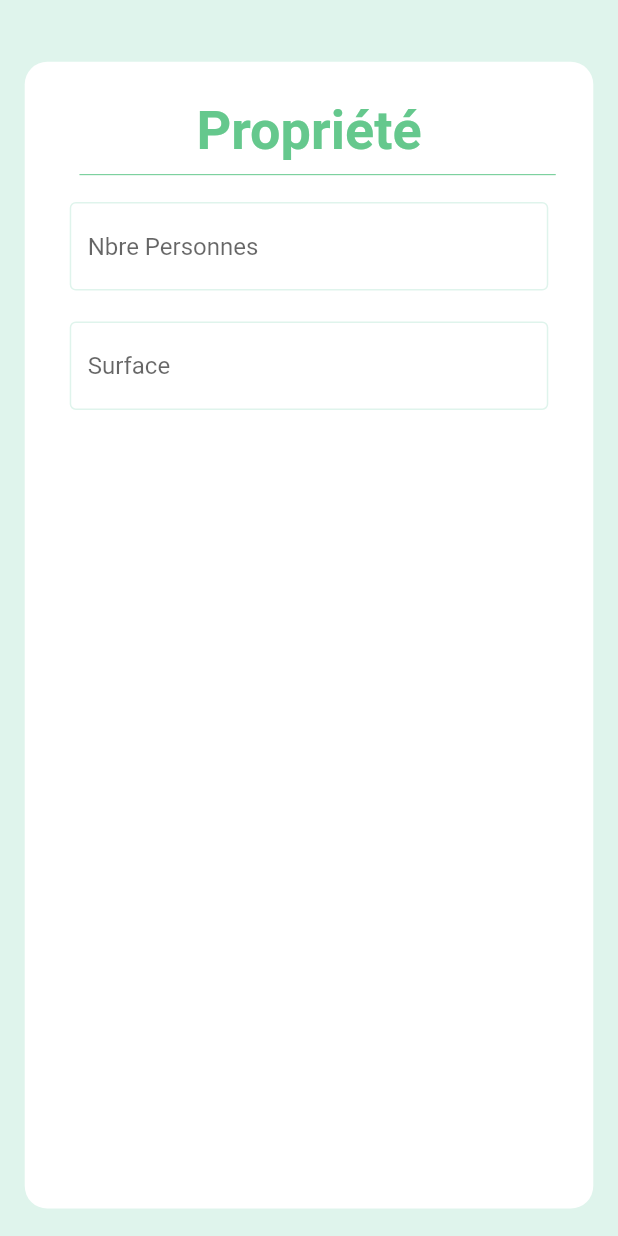
After one commit to jimmy-khalifa/raskel-platform, a Flutter app: the PropertiesForm screen opened directly, on a phone screen of 412 x 824 dp. The commit adds this screen. Run offline on Flutter 3.47's test engine with Material 2 defaults, Android fonts, the light colour scheme and no system bars; our stand-ins replace animated_text_kit, badges, carousel_slider, flutter_feather_icons, form_field_validator, google_fonts and 4 more; missing offline and left inert: flutter_polyline_points; network calls fail; Roboto replaces fonts that are missing (Tajawal); project files that could hold a hidden picture were left out.

Commit message:
properties form

```diff
--- /dev/null
+++ b/iraskel_mobile/lib/components/atoms/numinput.dart
@@ -0,0 +1,40 @@
+import 'package:flutter/material.dart';
+import 'package:flutter/services.dart';
+
+class NumInput extends StatefulWidget {
+  final String hinttext;
+  final Function setter;
+  const NumInput({Key? key, required this.hinttext, required this.setter})
+      : super(key: key);
+
+  @override
+  _NumInputState createState() => _NumInputState();
+}
+
+class _NumInputState extends State<NumInput> {
+  @override
+  Widget build(BuildContext context) {
+    return TextField(
+      //controller: myController,
+      keyboardType: TextInputType.number,
+      inputFormatters: [
+        FilteringTextInputFormatter.digitsOnly,
+      ],
+      onChanged: (text) {
+        widget.setter(text);
+      },
+      cursorColor: const Color(0xFFDFF4EC),
+      decoration: InputDecoration(
+        focusedBorder: const OutlineInputBorder(
+          borderSide: BorderSide(color: Color(0xFF65C88D)),
+        ),
+        enabledBorder: const OutlineInputBorder(
+          borderSide: BorderSide(color: Color(0xFFDFF4EC)),
+        ),
+        hintText: widget.hinttext,
+        filled: true,
+        fillColor: Colors.white,
+      ),
+    );
+  }
+}
--- a/iraskel_mobile/lib/components/templates/addressform.dart
+++ b/iraskel_mobile/lib/components/templates/addressform.dart
@@ -5,6 +5,7 @@ import 'package:iraskel_mobile/components/atoms/_custominput.dart';
 import 'package:iraskel_mobile/components/atoms/_dropdowninputdecorator.dart';
 import 'package:iraskel_mobile/components/atoms/_spacing.dart';
 import 'package:iraskel_mobile/components/atoms/multilineinput.dart';
+import 'package:iraskel_mobile/components/atoms/numinput.dart';
 import 'package:iraskel_mobile/components/molecules/formheader.dart';
 import 'package:iraskel_mobile/localizations/app_localizations.dart';
 
@@ -147,7 +148,9 @@ class _AddressFormState extends State<AddressForm> {
                                   const MultiLineInput(
                                       hinttext: 'Complément d\'adresse'),
                                   const Spacing(40),
-                                  CustomInput('Code Postale', setCodePostal),
+                                  NumInput(
+                                      hinttext: 'Code Postale',
+                                      setter: setCodePostal),
                                   CheckboxListTile(
                                       activeColor: const Color(0xFF65C88D),
                                       value: isChecked,
--- /dev/null
+++ b/iraskel_mobile/lib/components/templates/propertiesform.dart
@@ -0,0 +1,66 @@
+import 'package:flutter/material.dart';
+import 'package:iraskel_mobile/components/atoms/_custominput.dart';
+import 'package:iraskel_mobile/components/atoms/_dropdowninputdecorator.dart';
+import 'package:iraskel_mobile/components/atoms/_spacing.dart';
+import 'package:iraskel_mobile/components/atoms/numinput.dart';
+import 'package:iraskel_mobile/components/molecules/formheader.dart';
+
+class PropertiesForm extends StatefulWidget {
+  const PropertiesForm({Key? key}) : super(key: key);
+
+  @override
+  _PropertiesState createState() => _PropertiesState();
+}
+
+class _PropertiesState extends State<PropertiesForm> {
+  late String nbPerson = "";
+  late String surface = "";
+
+  setNbPerson(value) {
+    setState(() => {nbPerson = value});
+  }
+
+  setSurface(value) {
+    setState(() {
+      surface = value;
+    });
+  }
+
+  @override
+  Widget build(BuildContext context) {
+    return Scaffold(
+        body: Card(
+            margin: EdgeInsets.only(
+                top: MediaQuery.of(context).size.height / 20,
+                left: MediaQuery.of(context).size.width / 25,
+                right: MediaQuery.of(context).size.width / 25,
+                bottom: MediaQuery.of(context).size.height / 45),
+            elevation: 0,
+            shape:
+                RoundedRectangleBorder(borderRadius: BorderRadius.circular(15)),
+            child: Container(
+                margin: const EdgeInsets.only(
+                    top: 25, left: 20, right: 20, bottom: 10),
+                child: Column(children: [
+                  const FormHeader(headerText: 'Propriété'),
+                  Expanded(
+                      child: SingleChildScrollView(
+                          padding: EdgeInsets.zero,
+                          child: Container(
+                              padding: const EdgeInsets.all(10.0),
+                              child: Column(
+                                  mainAxisAlignment:
+                                      MainAxisAlignment.spaceAround,
+                                  children: [
+                                    NumInput(
+                                        hinttext: 'Nbre Personnes',
+                                        setter: setNbPerson),
+                                    const Spacing(40),
+                                    NumInput(
+                                        hinttext: 'Surface',
+                                        setter: setSurface),
+                                    const Spacing(40),
+                                  ]))))
+                ]))));
+  }
+}
```
Also changed, not shown: iraskel_mobile/lib/components/pages/confirmationinfo.dart (added, +28 -0 lines), iraskel_mobile/lib/components/templates/accountform.dart (+5 -2 lines), iraskel_mobile/lib/components/templates/adresseform.dart (deleted, +0 -15 lines), iraskel_mobile/lib/components/templates/bacform.dart (added, +40 -0 lines).
